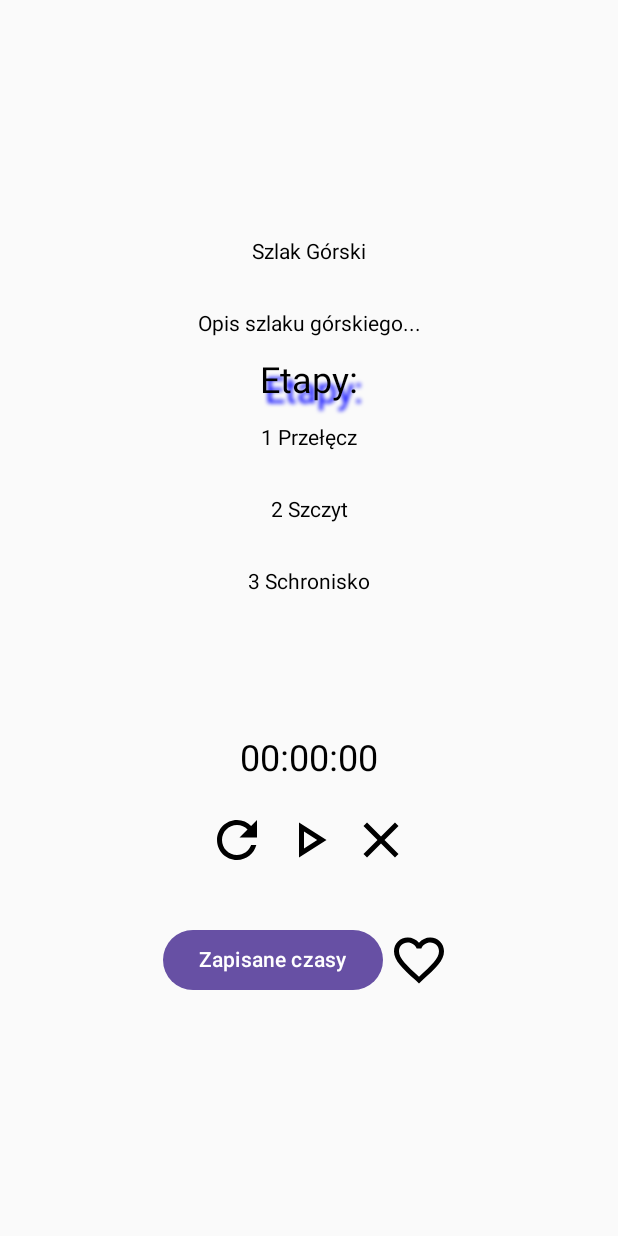
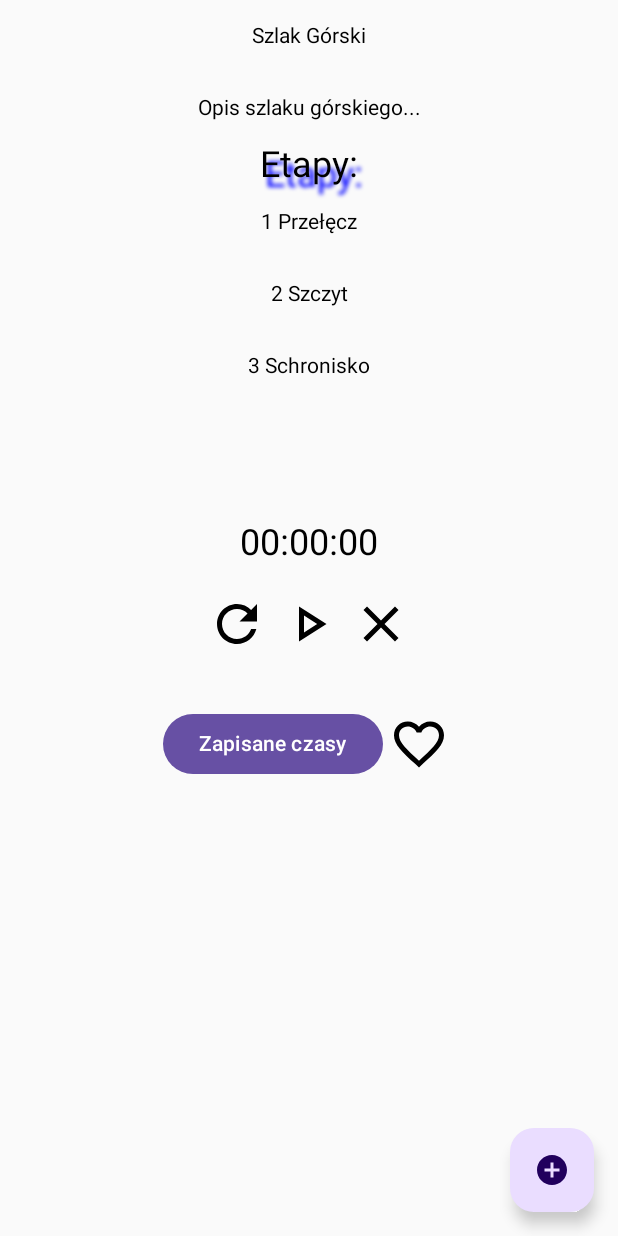
Before and after one commit to Tomnm1/apkmob, an Android app built with Jetpack Compose: the screen it shows after launch (Details), after a tap on "Szlak Górski", on a phone screen of 412 x 824 dp. Run offline under Robolectric (Android 15) with nearby library versions, the phone set to English and light mode, and no system bars.

Commit message:
Działający przycisk fab

```diff
--- a/app/src/main/java/com/edu/apkmob/Details.kt
+++ b/app/src/main/java/com/edu/apkmob/Details.kt
@@ -8,6 +8,7 @@
 import androidx.compose.foundation.layout.Arrangement
 import androidx.compose.foundation.layout.Column
 import androidx.compose.foundation.layout.Row
+import androidx.compose.foundation.layout.Spacer
 import androidx.compose.foundation.layout.fillMaxSize
 import androidx.compose.foundation.layout.fillMaxWidth
 import androidx.compose.foundation.layout.padding
@@ -15,11 +16,13 @@
 import androidx.compose.foundation.rememberScrollState
 import androidx.compose.foundation.verticalScroll
 import androidx.compose.material.icons.Icons
+import androidx.compose.material.icons.outlined.AddCircle
 import androidx.compose.material.icons.outlined.Close
 import androidx.compose.material.icons.outlined.FavoriteBorder
 import androidx.compose.material.icons.outlined.PlayArrow
 import androidx.compose.material.icons.outlined.Refresh
 import androidx.compose.material3.Button
+import androidx.compose.material3.FloatingActionButton
 import androidx.compose.material3.Icon
 import androidx.compose.material3.IconButton
 import androidx.compose.material3.Text
@@ -149,6 +152,21 @@
             }
         }
 
+        Spacer(modifier = Modifier.weight(1f))
+        FloatingActionButton(
+            onClick = {
+                // Tutaj należy dodać kod do uruchamiania aparatu
+                Toast.makeText(context, "Tutaj powinien odpalić się aparat", Toast.LENGTH_SHORT).show()
+            },
+            modifier = Modifier
+                .align(Alignment.End)
+                .padding(16.dp)
+        ) {
+            Icon(
+                imageVector = Icons.Outlined.AddCircle,
+                contentDescription = "Odpal aparat"
+            )
+        }
 
     }
 }
--- a/app/src/main/java/com/edu/apkmob/MainActivity.kt
+++ b/app/src/main/java/com/edu/apkmob/MainActivity.kt
@@ -3,6 +3,7 @@
 import android.content.Context
 import android.content.Intent
 import android.os.Bundle
+import android.widget.Toast
 import androidx.activity.ComponentActivity
 import androidx.activity.compose.setContent
 import androidx.compose.foundation.layout.fillMaxSize
@@ -16,6 +17,12 @@
 import androidx.compose.ui.text.style.TextAlign
 import androidx.compose.ui.unit.dp
 import com.edu.apkmob.ui.theme.ApkmobTheme
+import androidx.compose.ui.Alignment
+import androidx.compose.material3.*
+import androidx.compose.foundation.layout.*
+import androidx.compose.material.icons.Icons
+import androidx.compose.material.icons.outlined.AddCircle
+
 
 class MainActivity : ComponentActivity() {
     override fun onCreate(savedInstanceState: Bundle?) {
@@ -50,7 +57,25 @@
             )
         )
 
-        TrailList(trails)
+        Column(modifier = Modifier
+            .fillMaxSize()) {
+            TrailList(trails)
+            Spacer(modifier = Modifier.weight(1f))
+            FloatingActionButton(
+                onClick = {
+                    // Tutaj należy dodać kod do uruchamiania aparatu
+                    Toast.makeText(context, "Tutaj powinien odpalić się aparat", Toast.LENGTH_SHORT).show()
+                },
+                modifier = Modifier
+                    .align(Alignment.End)
+                    .padding(16.dp)
+            ) {
+                Icon(
+                    imageVector = Icons.Outlined.AddCircle,
+                    contentDescription = "Odpal aparat"
+                )
+            }
+        }
     }
     @Composable
     fun DisplayTrail(x: Trail){
```
